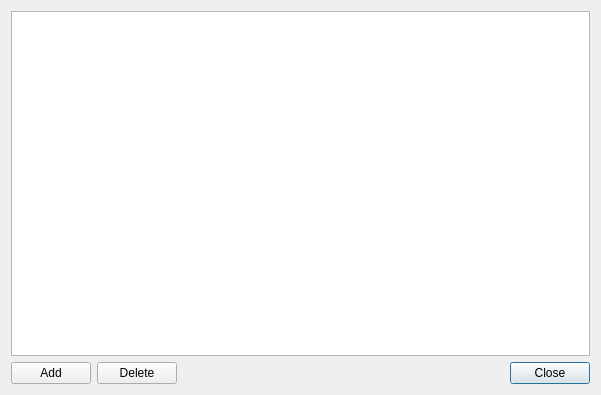
This is data/dlg_account_manager.ui in jabbercat/jabbercat as Qt 5 draws it before an edit. The edited form follows.
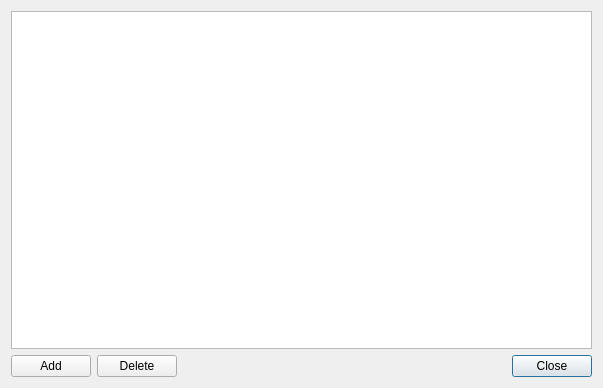
This is the edited form. Icons and pictures are not drawn.

```diff
--- a/data/dlg_account_manager.ui
+++ b/data/dlg_account_manager.ui
@@ -6,8 +6,8 @@
    <rect>
     <x>0</x>
     <y>0</y>
-    <width>601</width>
-    <height>395</height>
+    <width>603</width>
+    <height>388</height>
    </rect>
   </property>
   <property name="windowTitle">
```
Left out of the diff: 30 changed lines with no effect on the pictures.
